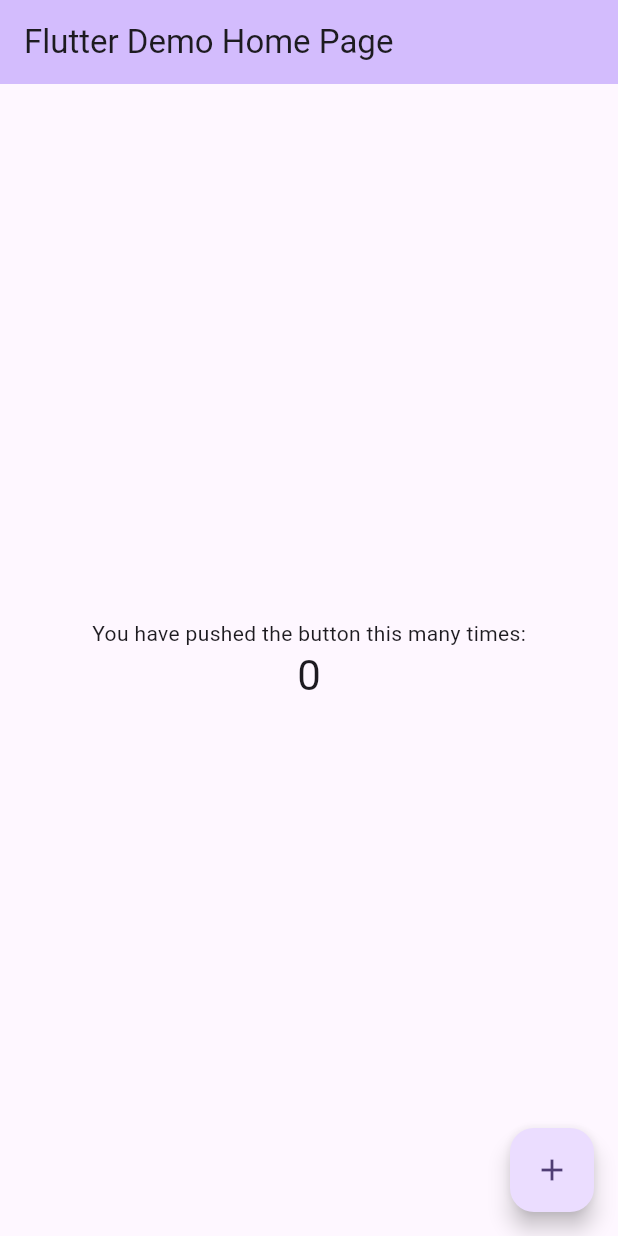
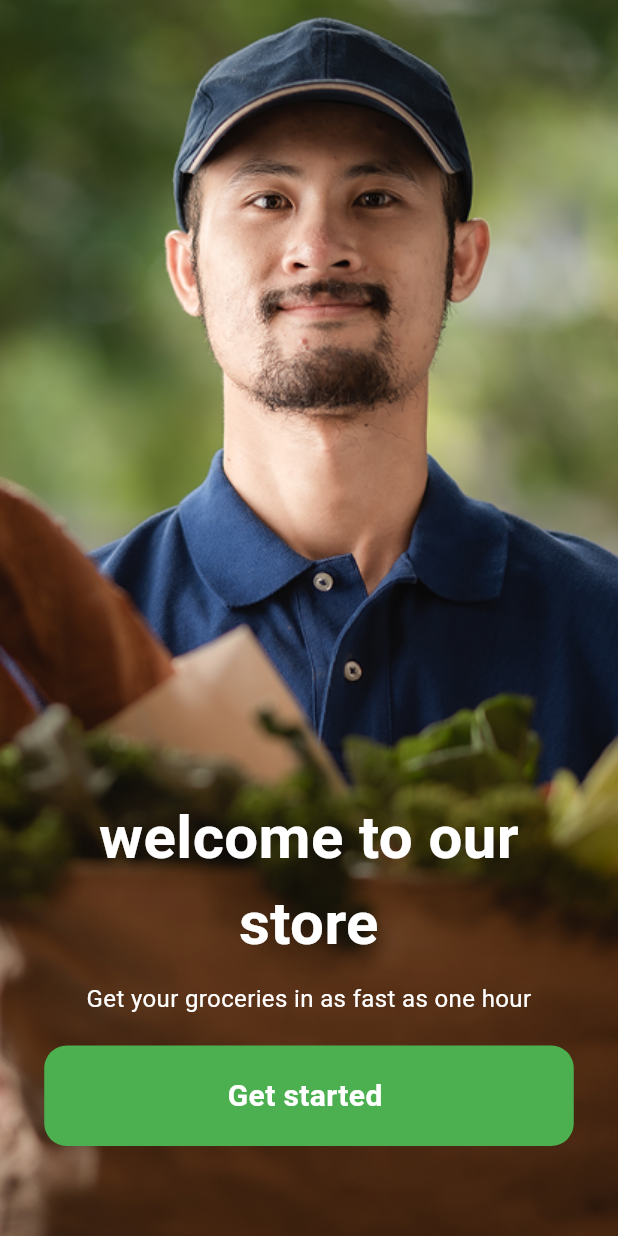
Before and after one commit to petereog/pecumat_foods, a Flutter app: the screen it shows after launch, on a phone screen of 412 x 824 dp. Run offline on Flutter 3.47's test engine with Material 3 defaults, Android fonts, the phone set to English and light mode, and no system bars; our stand-ins replace get.

Commit message:
using getx and completed the onboarding screen

```diff
--- /dev/null
+++ b/lib/home/view/pages/homescreen.dart
@@ -0,0 +1,17 @@
+import 'package:flutter/material.dart';
+
+class Homescreen extends StatefulWidget {
+  const Homescreen({super.key});
+
+  @override
+  State<Homescreen> createState() => _HomescreenState();
+}
+
+class _HomescreenState extends State<Homescreen> {
+  @override
+  Widget build(BuildContext context) {
+    return Scaffold(
+      body: Text('Welcome to home screen'),
+    );
+  }
+}
--- a/lib/main.dart
+++ b/lib/main.dart
@@ -1,4 +1,6 @@
 import 'package:flutter/material.dart';
+import 'package:get/get.dart';
+import 'package:pecumat_foods/routes/app_pages.dart';
 
 void main() {
   runApp(const MyApp());
@@ -7,116 +9,13 @@ void main() {
 class MyApp extends StatelessWidget {
   const MyApp({super.key});
 
-  // This widget is the root of your application.
   @override
   Widget build(BuildContext context) {
-    return MaterialApp(
-      title: 'Flutter Demo',
-      theme: ThemeData(
-        // This is the theme of your application.
-        //
-        // TRY THIS: Try running your application with "flutter run". You'll see
-        // the application has a purple toolbar. Then, without quitting the app,
-        // try changing the seedColor in the colorScheme below to Colors.green
-        // and then invoke "hot reload" (save your changes or press the "hot
-        // reload" button in a Flutter-supported IDE, or press "r" if you used
-        // the command line to start the app).
-        //
-        // Notice that the counter didn't reset back to zero; the application
-        // state is not lost during the reload. To reset the state, use hot
-        // restart instead.
-        //
-        // This works for code too, not just values: Most code changes can be
-        // tested with just a hot reload.
-        colorScheme: .fromSeed(seedColor: Colors.deepPurple),
-      ),
-      home: const MyHomePage(title: 'Flutter Demo Home Page'),
+    return GetMaterialApp(
+      debugShowCheckedModeBanner: false,
+      title: 'Pecumat Foods',
+      initialRoute: AppPages.INITIAL,
+      getPages: AppPages.routes,
     );
   }
 }
-
-class MyHomePage extends StatefulWidget {
-  const MyHomePage({super.key, required this.title});
-
-  // This widget is the home page of your application. It is stateful, meaning
-  // that it has a State object (defined below) that contains fields that affect
-  // how it looks.
-
-  // This class is the configuration for the state. It holds the values (in this
-  // case the title) provided by the parent (in this case the App widget) and
-  // used by the build method of the State. Fields in a Widget subclass are
-  // always marked "final".
-
-  final String title;
-
-  @override
-  State<MyHomePage> createState() => _MyHomePageState();
-}
-
-class _MyHomePageState extends State<MyHomePage> {
-  int _counter = 0;
-
-  void _incrementCounter() {
-    setState(() {
-      // This call to setState tells the Flutter framework that something has
-      // changed in this State, which causes it to rerun the build method below
-      // so that the display can reflect the updated values. If we changed
-      // _counter without calling setState(), then the build method would not be
-      // called again, and so nothing would appear to happen.
-      _counter++;
-    });
-  }
-
-  @override
-  Widget build(BuildContext context) {
-    // This method is rerun every time setState is called, for instance as done
-    // by the _incrementCounter method above.
-    //
-    // The Flutter framework has been optimized to make rerunning build methods
-    // fast, so that you can just rebuild anything that needs updating rather
-    // than having to individually change instances of widgets.
-    return Scaffold(
-      appBar: AppBar(
-        // TRY THIS: Try changing the color here to a specific color (to
-        // Colors.amber, perhaps?) and trigger a hot reload to see the AppBar
-        // change color while the other colors stay the same.
-        backgroundColor: Theme.of(context).colorScheme.inversePrimary,
-        // Here we take the value from the MyHomePage object that was created by
-        // the App.build method, and use it to set our appbar title.
-        title: Text(widget.title),
-      ),
-      body: Center(
-        // Center is a layout widget. It takes a single child and positions it
-        // in the middle of the parent.
-        child: Column(
-          // Column is also a layout widget. It takes a list of children and
-          // arranges them vertically. By default, it sizes itself to fit its
-          // children horizontally, and tries to be as tall as its parent.
-          //
-          // Column has various properties to control how it sizes itself and
-          // how it positions its children. Here we use mainAxisAlignment to
-          // center the children vertically; the main axis here is the vertical
-          // axis because Columns are vertical (the cross axis would be
-          // horizontal).
-          //
-          // TRY THIS: Invoke "debug painting" (choose the "Toggle Debug Paint"
-          // action in the IDE, or press "p" in the console), to see the
-          // wireframe for each widget.
-          mainAxisAlignment: .center,
-          children: [
-            const Text('You have pushed the button this many times:'),
-            Text(
-              '$_counter',
-              style: Theme.of(context).textTheme.headlineMedium,
-            ),
-          ],
-        ),
-      ),
-      floatingActionButton: FloatingActionButton(
-        onPressed: _incrementCounter,
-        tooltip: 'Increment',
-        child: const Icon(Icons.add),
-      ),
-    );
-  }
-}
--- /dev/null
+++ b/lib/onboarding/view/pages/onboarding_screen.dart
@@ -0,0 +1,76 @@
+import 'package:flutter/material.dart';
+import 'package:get/get.dart';
+import '../../../routes/app_pages.dart';
+class OnboardingScreen extends StatefulWidget {
+  const OnboardingScreen({super.key});
+
+  @override
+  State<OnboardingScreen> createState() => _OnboardingScreenState();
+}
+
+class _OnboardingScreenState extends State<OnboardingScreen> {
+  @override
+  Widget build(BuildContext context) {
+    return Scaffold(
+      body: Container(
+        width: double.infinity,
+        height: double.infinity,
+        decoration: BoxDecoration(
+          image: DecorationImage(
+            image: AssetImage('assets/images/8140 1.png'),
+            fit: BoxFit.cover,
+          ),
+        ),
+        child: Padding(
+          padding: const EdgeInsets.all(20.0),
+          child: Column(
+            mainAxisAlignment: MainAxisAlignment.end,
+            children: [
+              Text(
+                'welcome to our store',
+                textAlign: TextAlign.center,
+                style: TextStyle(
+                  fontSize: 40,
+                  fontWeight: FontWeight.bold,
+                  color: Colors.white,
+                ),
+              ),
+              const SizedBox(height: 10),
+              Text(
+                'Get your groceries in as fast as one hour',
+                textAlign: TextAlign.center,
+                style: TextStyle(
+                  color: Colors.white,
+                  fontSize: 16,
+                ),
+              ),
+              const SizedBox(height: 20),
+              GestureDetector(
+                onTap: () => Get.offNamed(Routes.HOME),
+                child: Container(
+                  width: 353,
+                  height: 67,
+                  decoration: BoxDecoration(
+                    borderRadius: BorderRadius.circular(15), // Changed to circular and a common radius
+                    color: Colors.green,
+                  ),
+                  child: Center(
+                    child: Text(
+                      'Get started ',
+                      style: TextStyle(
+                        fontSize: 20,
+                        fontWeight: FontWeight.bold, // Fixed .bold to FontWeight.bold
+                        color: Colors.white,
+                      ),
+                    ),
+                  ),
+                ),
+              ),
+              const SizedBox(height: 40),
+            ],
+          ),
+        ),
+      )
+    );
+  }
+}
--- /dev/null
+++ b/lib/routes/app_pages.dart
@@ -0,0 +1,20 @@
+import 'package:get/get.dart';
+import '../onboarding/view/pages/onboarding_screen.dart';
+import '../home/view/pages/homescreen.dart';
+
+part 'app_routes.dart';
+
+class AppPages {
+  static const INITIAL = Routes.ONBOARDING;
+
+  static final routes = [
+    GetPage(
+      name: _Paths.ONBOARDING,
+      page: () => const OnboardingScreen(),
+    ),
+    GetPage(
+      name: _Paths.HOME,
+      page: () => const Homescreen(),
+    ),
+  ];
+}
--- /dev/null
+++ b/lib/routes/app_routes.dart
@@ -0,0 +1,11 @@
+part of 'app_pages.dart';
+
+abstract class Routes {
+  static const ONBOARDING = _Paths.ONBOARDING;
+  static const HOME = _Paths.HOME;
+}
+
+abstract class _Paths {
+  static const ONBOARDING = '/onboarding';
+  static const HOME = '/home';
+}
--- a/pubspec.yaml
+++ b/pubspec.yaml
@@ -34,6 +34,7 @@ dependencies:
   # The following adds the Cupertino Icons font to your application.
   # Use with the CupertinoIcons class for iOS style icons.
   cupertino_icons: ^1.0.8
+  get: ^4.7.3
 
 dev_dependencies:
   flutter_test:
@@ -58,9 +59,8 @@ flutter:
   uses-material-design: true
 
   # To add assets to your application, add an assets section, like this:
-  # assets:
-  #   - images/a_dot_burr.jpeg
-  #   - images/a_dot_ham.jpeg
+  assets:
+    - assets/images/
 
   # An image asset can refer to one or more resolution-specific "variants", see
   # https://flutter.dev/to/resolution-aware-images
```
Also changed, not shown: assets/images/601 1.png (added), assets/images/8140 1.png (added), lib/generated/assets.dart (added), pubspec.lock.
